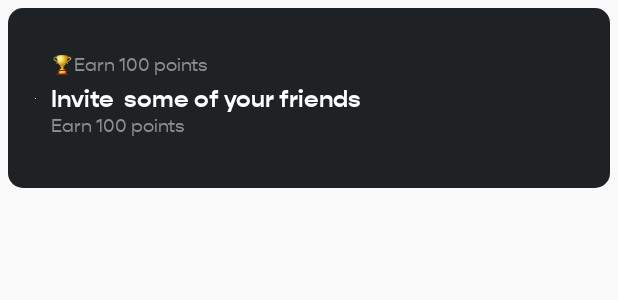
After one commit to MehulKK/SpinWheel, an Android app: the layout activity_points_item_card_component.xml on its own in the app's theme, with its tools: preview values and no code run, on a phone screen of 412 x 824 dp. The commit adds this screen. Shown: the top 300 px of the screen. Run offline under Robolectric (Android 15) with nearby library versions, the phone set to English and light mode, and no system bars.

Commit message:
Points Item card component

```diff
--- a/app/src/main/AndroidManifest.xml
+++ b/app/src/main/AndroidManifest.xml
@@ -45,6 +45,11 @@
             android:name=".SpinWheelCardComponentActivity"
             android:label="@string/spin_the_wheel_component"
             android:screenOrientation="portrait" />
+
+        <activity
+            android:name=".PointItemCardComponentActivity"
+            android:label="@string/point_item_card_component"
+            android:screenOrientation="portrait" />
     </application>
 
 </manifest>
--- a/app/src/main/java/com/macv/wheeldemo/StartActivity.kt
+++ b/app/src/main/java/com/macv/wheeldemo/StartActivity.kt
@@ -15,5 +15,6 @@ class StartActivity : AppCompatActivity() {
         btnCountDown.setOnClickListener { startActivity(Intent(this, CountDownComponentActivity::class.java)) }
         btnSweepStakes.setOnClickListener { startActivity(Intent(this, SweepStakesComponentActivity::class.java)) }
         btnSpinWheelCard.setOnClickListener { startActivity(Intent(this, SpinWheelCardComponentActivity::class.java)) }
+        btnPointItemCard.setOnClickListener { startActivity(Intent(this, PointItemCardComponentActivity::class.java)) }
     }
 }
--- /dev/null
+++ b/app/src/main/res/layout/activity_points_item_card_component.xml
@@ -0,0 +1,23 @@
+<?xml version="1.0" encoding="utf-8"?>
+<layout>
+    <data>
+    </data>
+
+    <LinearLayout xmlns:android="http://schemas.android.com/apk/res/android"
+        xmlns:app="http://schemas.android.com/apk/res-auto"
+        xmlns:tools="http://schemas.android.com/tools"
+        android:layout_width="match_parent"
+        android:layout_height="match_parent"
+        android:orientation="vertical"
+        tools:context="com.macv.wheeldemo.MainActivity">
+
+        <com.macv.pointsitemcard.PointsItemCardComponent
+            android:id="@+id/pointItemCard"
+            android:layout_width="match_parent"
+            tools:listitem="@layout/item_points_vertical"
+            app:layoutOrientation="HORIZONTAL"
+            app:layoutManager="androidx.recyclerview.widget.LinearLayoutManager"
+            android:layout_height="wrap_content" />
+
+    </LinearLayout>
+</layout>
--- a/app/src/main/res/values/strings.xml
+++ b/app/src/main/res/values/strings.xml
@@ -7,4 +7,5 @@
     <string name="countdown_component">CountDown Component !!!</string>
     <string name="sweepstakes_component">SweepStakes Component !!!</string>
     <string name="spin_the_wheel_component">Spin the Wheel Card Component !!!</string>
+    <string name="point_item_card_component">Point Item Card Component !!!</string>
 </resources>
--- /dev/null
+++ b/mwheel/src/main/java/com/macv/pointsitemcard/PointItemCallback.kt
@@ -0,0 +1,5 @@
+package com.macv.pointsitemcard
+
+interface PointItemCallback {
+    fun onPointItemClick(mPos : Int, pointsItem: PointsItem)
+}
--- /dev/null
+++ b/mwheel/src/main/java/com/macv/pointsitemcard/PointsItemCardComponent.kt
@@ -0,0 +1,50 @@
+package com.macv.pointsitemcard
+
+import android.content.Context
+import android.util.AttributeSet
+import androidx.annotation.Nullable
+import androidx.recyclerview.widget.LinearLayoutManager
+import androidx.recyclerview.widget.RecyclerView
+import com.macv.achivement.AchievementMaxListener
+import com.macv.mwheel.R
+
+
+class PointsItemCardComponent : RecyclerView {
+
+    private var mPointsItemList = ArrayList<PointsItem>()
+    private lateinit var mPointsItemCardAdapter: PointsItemCardAdapter
+    private lateinit var mContext : Context
+    private var mOrientation = 0;
+
+    constructor(context: Context) : super(context){
+        init(context, null, 0);
+    }
+    constructor(context: Context, attrs: AttributeSet?) : super(context, attrs){
+        init(context, attrs, 0);
+    }
+    constructor(context: Context, attrs: AttributeSet?, defStyleAttr: Int) : super(context, attrs, defStyleAttr){
+        init(context, attrs, defStyleAttr);
+    }
+
+    private fun init(context: Context, @Nullable attrs: AttributeSet?, defStyleAttr: Int) {
+        mContext = context
+        if (attrs != null) {
+            val a = context.obtainStyledAttributes(attrs, R.styleable.PointsItemCardComponent, defStyleAttr, 0)
+            mOrientation = a.getInt(R.styleable.PointsItemCardComponent_layoutOrientation, 0)
+            a.recycle()
+        }
+        layoutManager = LinearLayoutManager(context, mOrientation, false)
+        initAdapter()
+    }
+
+    private fun initAdapter(){
+        mPointsItemCardAdapter = PointsItemCardAdapter(mContext, mOrientation)
+        adapter = mPointsItemCardAdapter
+    }
+
+    fun setDynamicList(list : ArrayList<PointsItem>, pointItemCallback: PointItemCallback){
+        mPointsItemList = list
+        mPointsItemCardAdapter.setList(mPointsItemList)
+        mPointsItemCardAdapter.setCallBackListener(pointItemCallback)
+    }
+}
--- /dev/null
+++ b/mwheel/src/main/res/drawable/points_item_card_bg.xml
@@ -0,0 +1,10 @@
+<?xml version="1.0" encoding="UTF-8"?>
+<shape xmlns:android="http://schemas.android.com/apk/res/android">
+    <solid android:color="@color/backgroundSecondary" />
+    <corners android:radius="10dp" />
+    <padding
+        android:bottom="0dp"
+        android:left="0dp"
+        android:right="0dp"
+        android:top="0dp" />
+</shape>
--- /dev/null
+++ b/mwheel/src/main/res/layout/item_points_vertical.xml
@@ -0,0 +1,106 @@
+<?xml version="1.0" encoding="utf-8"?>
+<layout xmlns:android="http://schemas.android.com/apk/res/android"
+    xmlns:app="http://schemas.android.com/apk/res-auto"
+    xmlns:tools="http://schemas.android.com/tools">
+
+    <data>
+
+        <variable
+            name="dataModel"
+            type="com.macv.pointsitemcard.PointsItem" />
+
+        <variable
+            name="clickHandler"
+            type="android.view.View.OnClickListener" />
+    </data>
+
+    <androidx.constraintlayout.widget.ConstraintLayout
+        android:id="@+id/layoutContainer"
+        android:layout_width="match_parent"
+        android:layout_height="wrap_content"
+        android:layout_margin="5dp"
+        android:background="@drawable/points_item_card_bg"
+        android:minHeight="120dp"
+        android:onClick="@{clickHandler::onClick}"
+        android:padding="18dp">
+
+        <ImageView
+            android:id="@+id/imgItem"
+            android:layout_width="wrap_content"
+            android:layout_height="wrap_content"
+            android:src="@{dataModel.image}"
+            app:layout_constraintBottom_toBottomOf="parent"
+            app:layout_constraintLeft_toLeftOf="parent"
+            app:layout_constraintTop_toTopOf="parent"
+            tools:src="@tools:sample/avatars" />
+
+        <TextView
+            android:id="@+id/txtEmoji"
+            android:layout_width="wrap_content"
+            android:layout_height="wrap_content"
+            android:layout_marginStart="10dp"
+            android:layout_marginLeft="10dp"
+            android:fontFamily="@font/gopher_regular"
+            android:text="@string/points_item_ear_cup"
+            android:textColor="@color/textColorWhite"
+            android:textFontWeight="700"
+            android:textSize="12sp"
+            app:layout_constraintBottom_toBottomOf="@+id/txtPoints"
+            app:layout_constraintStart_toEndOf="@+id/imgItem"
+            app:layout_constraintTop_toTopOf="@+id/txtPoints"
+            app:layout_constraintVertical_chainStyle="packed"
+            tools:text="@string/points_item_ear_cup" />
+
+
+        <TextView
+            android:id="@+id/txtPoints"
+            android:layout_width="0dp"
+            android:layout_height="wrap_content"
+            android:fontFamily="@font/gopher_regular"
+            android:text="@{String.format(@string/points_item_earn, dataModel.reward)}"
+            android:textColor="@color/textColorWhite50"
+            android:textFontWeight="400"
+            android:textSize="12sp"
+            app:layout_constraintBottom_toTopOf="@+id/txtTitle"
+            app:layout_constraintStart_toEndOf="@+id/txtEmoji"
+            app:layout_constraintTop_toTopOf="parent"
+            app:layout_constraintVertical_chainStyle="packed"
+            tools:text="Earn 100 points" />
+
+        <TextView
+            android:id="@+id/txtTitle"
+            android:layout_width="0dp"
+            android:layout_height="wrap_content"
+            android:layout_marginTop="4dp"
+            android:ellipsize="end"
+            android:fontFamily="@font/gopher_bold"
+            android:maxLines="2"
+            android:text="@{dataModel.title}"
+            android:textColor="@color/textColorWhite"
+            android:textFontWeight="700"
+            android:textSize="16sp"
+            app:layout_constraintBottom_toTopOf="@+id/txtDesc"
+            app:layout_constraintEnd_toEndOf="parent"
+            app:layout_constraintHorizontal_bias="0.5"
+            app:layout_constraintStart_toStartOf="@+id/txtEmoji"
+            app:layout_constraintTop_toBottomOf="@+id/txtPoints"
+            tools:text="Invite  some of your friends" />
+
+        <TextView
+            android:id="@+id/txtDesc"
+            android:layout_width="0dp"
+            android:layout_height="wrap_content"
+            android:layout_marginBottom="4dp"
+            android:fontFamily="@font/gopher_regular"
+            android:text="@{dataModel.description}"
+            android:textColor="@color/textColorWhite50"
+            android:textFontWeight="400"
+            android:textSize="12sp"
+            app:layout_constraintBottom_toBottomOf="parent"
+            app:layout_constraintEnd_toEndOf="parent"
+            app:layout_constraintStart_toStartOf="@+id/txtEmoji"
+            app:layout_constraintTop_toBottomOf="@+id/txtTitle"
+            tools:text="Earn 100 points" />
+
+    </androidx.constraintlayout.widget.ConstraintLayout>
+</layout>
--- a/mwheel/src/main/res/values/strings.xml
+++ b/mwheel/src/main/res/values/strings.xml
@@ -19,4 +19,8 @@
     <string name="spin_wheel_sub_title">to Win Points!</string>
     <string name="spin_wheel_points">🏆️ %spts per spin</string>
     <string name="spin_wheel_desc">Win up to 🏆️%s pts each spin! </string>
+
+    <!--Points Item card component-->
+    <string name="points_item_ear_cup">🏆</string>
+    <string name="points_item_earn">\u0020Earn %s points</string>
 </resources>
```
Also changed, not shown: app/src/main/java/com/macv/wheeldemo/PointItemCardComponentActivity.kt (added, +34 -0 lines), app/src/main/res/layout/activity_start.xml (+14 -0 lines), mwheel/src/main/java/com/macv/pointsitemcard/PointsItem.kt (added, +15 -0 lines), mwheel/src/main/java/com/macv/pointsitemcard/PointsItemCardAdapter.kt (added, +30 -0 lines), mwheel/src/main/res/layout/item_points_horizontal.xml (added, +81 -0 lines), mwheel/src/main/res/values/attrs.xml (+7 -0 lines), mwheel/src/main/res/drawable/ic_phone.png (added), mwheel/src/main/res/drawable/ic_receipt.png (added).
